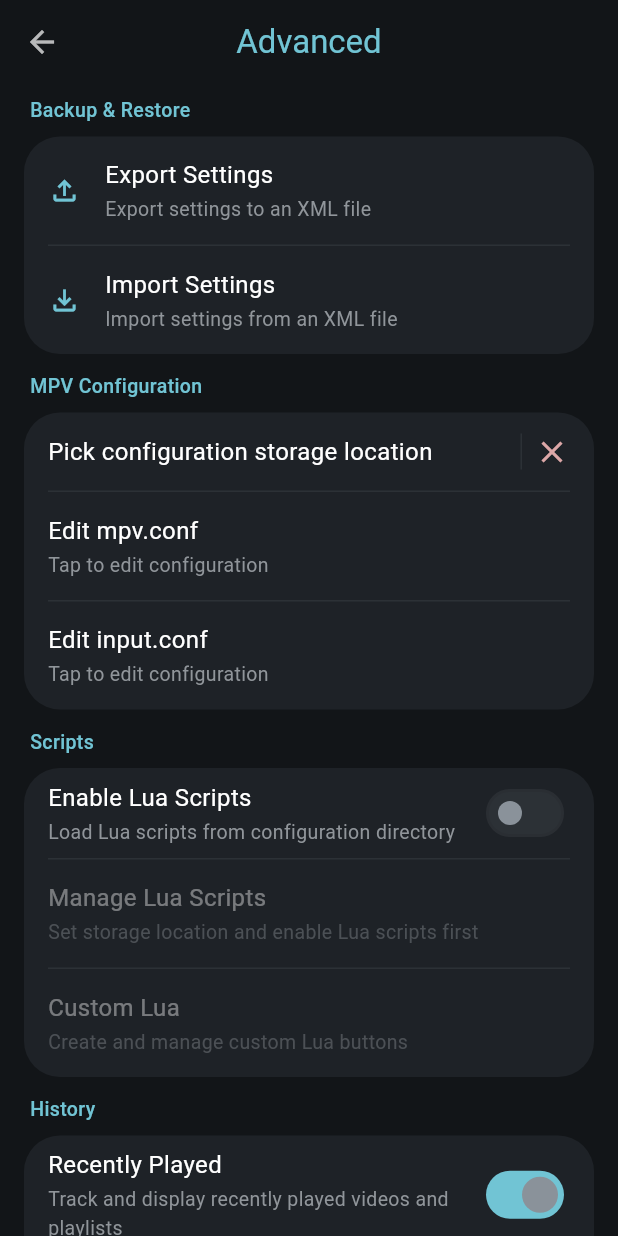
After one commit to userio12/pixelvibe, a Flutter app: the AdvancedScreen screen opened by its route, on a phone screen of 412 x 824 dp. The commit adds this screen. Run offline on Flutter 3.47's test engine with Material 3 defaults, Android fonts, the phone set to English and light mode, and no system bars; our stand-ins replace app_links, drift, drift_flutter, file_picker, flutter_riverpod, flutter_secure_storage and 3 more; missing offline and left inert: media_kit, media_kit_video; accounts and stored records are empty; generated files the repository leaves out were written again; network calls fail.

Commit message:
feat: Decoder screen + Advanced screen (with Export/Import)

```diff
--- a/lib/core/router/app_router.dart
+++ b/lib/core/router/app_router.dart
@@ -10,6 +10,8 @@ import '../../presentation/settings/sections/audio_screen.dart';
 import '../../presentation/settings/sections/player_settings_screen.dart';
 import '../../presentation/settings/sections/gestures_screen.dart';
 import '../../presentation/settings/sections/subtitles_screen.dart';
+import '../../presentation/settings/sections/decoder_screen.dart';
+import '../../presentation/settings/sections/advanced_screen.dart';
 import '../../services/preferences_service.dart';
 import 'routes.dart';
 
@@ -205,7 +207,7 @@ class AppRouter {
           parentNavigatorKey: _rootNavigatorKey,
           pageBuilder: (_, _) => CustomTransitionPage(
             key: ValueKey(Routes.settingsDecoder),
-            child: const _PlaceholderScreen(title: 'Decoder'),
+            child: const DecoderScreen(),
             transitionsBuilder: (context, animation, secondaryAnimation, child) {
               return FadeTransition(opacity: animation, child: child);
             },
@@ -238,7 +240,7 @@ class AppRouter {
           parentNavigatorKey: _rootNavigatorKey,
           pageBuilder: (_, _) => CustomTransitionPage(
             key: ValueKey(Routes.settingsAdvanced),
-            child: const _PlaceholderScreen(title: 'Advanced'),
+            child: const AdvancedScreen(),
             transitionsBuilder: (context, animation, secondaryAnimation, child) {
               return FadeTransition(opacity: animation, child: child);
             },
--- /dev/null
+++ b/lib/presentation/settings/sections/advanced_screen.dart
@@ -0,0 +1,196 @@
+import 'dart:io';
+import 'package:file_picker/file_picker.dart';
+import 'package:flutter/material.dart';
+import 'package:flutter_riverpod/flutter_riverpod.dart';
+import '../../../core/di/providers.dart';
+import '../../../services/logger.dart';
+import '../widgets/settings_card_group.dart';
+import '../widgets/standard_action_tile.dart';
+import '../widgets/custom_switch_tile.dart';
+
+class AdvancedScreen extends ConsumerWidget {
+  const AdvancedScreen({super.key});
+
+  @override
+  Widget build(BuildContext context, WidgetRef ref) {
+    return Scaffold(
+      backgroundColor: const Color(0xFF121518),
+      appBar: AppBar(
+        backgroundColor: const Color(0xFF121518),
+        elevation: 0,
+        scrolledUnderElevation: 0,
+        leading: IconButton(
+          icon: const Icon(Icons.arrow_back, color: Colors.white70),
+          onPressed: () => Navigator.of(context).pop(),
+        ),
+        title: const Text(
+          'Advanced',
+          style: TextStyle(
+            color: Color(0xFF71C4D4),
+            fontSize: 22,
+            fontWeight: FontWeight.w400,
+          ),
+        ),
+      ),
+      body: SingleChildScrollView(
+        child: Column(
+          crossAxisAlignment: CrossAxisAlignment.start,
+          children: [
+            const SizedBox(height: 8),
+            SettingsCardGroup(
+              sectionTitle: 'Backup & Restore',
+              children: [
+                StandardActionTile(
+                  leadingIcon: Icons.file_upload_outlined,
+                  title: 'Export Settings',
+                  subtitle: 'Export settings to an XML file',
+                  onTap: () => _exportSettings(context, ref),
+                ),
+                StandardActionTile(
+                  leadingIcon: Icons.file_download_outlined,
+                  title: 'Import Settings',
+                  subtitle: 'Import settings from an XML file',
+                  onTap: () => _importSettings(context, ref),
+                ),
+              ],
+            ),
+            SettingsCardGroup(
+              sectionTitle: 'MPV Configuration',
+              children: [
+                StandardActionTile(
+                  title: 'Pick configuration storage location',
+                  trailing: const Row(
+                    mainAxisSize: MainAxisSize.min,
+                    children: [
+                      SizedBox(
+                        width: 1,
+                        height: 24,
+                        child: DecoratedBox(decoration: BoxDecoration(color: Color(0xFF2C3136))),
+                      ),
+                      SizedBox(width: 8),
+                      Icon(Icons.close, color: Color(0xFFDCA7A7)),
+                    ],
+                  ),
+                ),
+                const StandardActionTile(
+                  title: 'Edit mpv.conf',
+                  subtitle: 'Tap to edit configuration',
+                ),
+                const StandardActionTile(
+                  title: 'Edit input.conf',
+                  subtitle: 'Tap to edit configuration',
+                ),
+              ],
+            ),
+            SettingsCardGroup(
+              sectionTitle: 'Scripts',
+              children: [
+                const CustomSwitchTile(
+                  title: 'Enable Lua Scripts',
+                  subtitle: 'Load Lua scripts from configuration directory',
+                  value: false,
+                ),
+                const StandardActionTile(
+                  title: 'Manage Lua Scripts',
+                  subtitle: 'Set storage location and enable Lua scripts first',
+                  isDisabled: true,
+                ),
+                const StandardActionTile(
+                  title: 'Custom Lua',
+                  subtitle: 'Create and manage custom Lua buttons',
+                  isDisabled: true,
+                ),
+              ],
+            ),
+            SettingsCardGroup(
+              sectionTitle: 'History',
+              children: [
+                const CustomSwitchTile(
+                  title: 'Recently Played',
+                  subtitle: 'Track and display recently played videos and playlists',
+                  value: true,
+                ),
+                const StandardActionTile(
+                  title: 'Clear playback history',
+                ),
+              ],
+            ),
+            SettingsCardGroup(
+              sectionTitle: 'Cache',
+              children: [
+                const StandardActionTile(
+                  title: 'Clear config cache',
+                  subtitle: 'Clear the cached mpv.conf settings',
+                ),
+                const StandardActionTile(
+                  title: 'Clear thumbnail cache',
+                  subtitle: 'Delete all cached video thumbnails (will regenerate as you browse folders)',
+                ),
+                const StandardActionTile(
+                  title: 'Clear cached fonts',
+                  subtitle: 'Remove all cached subtitle fonts',
+                ),
+              ],
+            ),
+            const SizedBox(height: 24),
+          ],
+        ),
+      ),
+    );
+  }
+}
+
+Future<void> _exportSettings(BuildContext context, WidgetRef ref) async {
+  try {
+    final prefs = ref.read(preferencesServiceProvider);
+    final json = prefs.exportToJson();
+    final result = await FilePicker.platform.saveFile(
+      dialogTitle: 'Export settings',
+      fileName: 'pixelvibe_settings.json',
+      type: FileType.custom,
+      allowedExtensions: ['json'],
+    );
+    if (result == null) return;
+    await File(result).writeAsString(json);
+    if (context.mounted) {
+      ScaffoldMessenger.of(context).showSnackBar(
+        SnackBar(content: Text('Settings exported to $result')),
+      );
+    }
+  } catch (e) {
+    Logger.error('Export settings error', e);
+    if (context.mounted) {
+      ScaffoldMessenger.of(context).showSnackBar(
+        SnackBar(content: Text('Export failed: $e')),
+      );
+    }
+  }
+}
+
+Future<void> _importSettings(BuildContext context, WidgetRef ref) async {
+  try {
+    final result = await FilePicker.platform.pickFiles(
+      type: FileType.custom,
+      allowedExtensions: ['json'],
+    );
+    if (result == null || result.files.isEmpty) return;
+    final path = result.files.first.path;
+    if (path == null) return;
+    final json = await File(path).readAsString();
+    final prefs = ref.read(preferencesServiceProvider);
+    await prefs.importFromJson(json);
+    ref.invalidate(preferencesServiceProvider);
+    if (context.mounted) {
+      ScaffoldMessenger.of(context).showSnackBar(
+        const SnackBar(content: Text('Settings imported. Restart the app for all changes to take effect.')),
+      );
+    }
+  } catch (e) {
+    Logger.error('Import settings error', e);
+    if (context.mounted) {
+      ScaffoldMessenger.of(context).showSnackBar(
+        SnackBar(content: Text('Import failed: $e')),
+      );
+    }
+  }
+}
```
Also changed, not shown: lib/presentation/settings/sections/decoder_screen.dart (added, +107 -0 lines).
